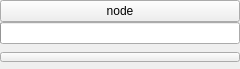
First picture: the form in resources/design/ui/Node.ui, repository jeaunrg/PyQTapp_template, before the edit.
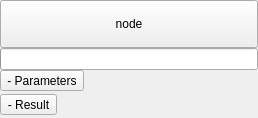
Second picture: the form after the edit.

Commit message: update hide show

Diff of the .ui file:
```diff
--- a/resources/design/ui/Node.ui
+++ b/resources/design/ui/Node.ui
@@ -6,8 +6,8 @@
    <rect>
     <x>0</x>
     <y>0</y>
-    <width>240</width>
-    <height>69</height>
+    <width>258</width>
+    <height>118</height>
    </rect>
   </property>
   <property name="windowTitle">
@@ -64,6 +64,31 @@
       </widget>
      </item>
      <item>
+      <widget class="QWidget" name="widget" native="true">
+       <layout class="QVBoxLayout" name="verticalLayout_2">
+        <property name="spacing">
+         <number>0</number>
+        </property>
+        <property name="leftMargin">
+         <number>0</number>
+        </property>
+        <property name="topMargin">
+         <number>0</number>
+        </property>
+        <property name="rightMargin">
+         <number>0</number>
+        </property>
+        <property name="bottomMargin">
+         <number>0</number>
+        </property>
+        <item>
+         <widget class="QToolButton" name="hideParameters">
+          <property name="text">
+           <string>- Parameters</string>
+          </property>
+         </widget>
+        </item>
+        <item>
       <widget class="QWidget" name="parameters" native="true">
        <property name="sizePolicy">
         <sizepolicy hsizetype="Minimum" vsizetype="Minimum">
@@ -80,15 +105,9 @@
       </widget>
      </item>
      <item>
-      <widget class="QPushButton" name="hideResult">
-       <property name="maximumSize">
-        <size>
-         <width>16777215</width>
-         <height>10</height>
-        </size>
-       </property>
+         <widget class="QToolButton" name="hideResult">
        <property name="text">
-        <string/>
+           <string>- Result</string>
        </property>
       </widget>
      </item>
@@ -100,6 +119,9 @@
          <verstretch>0</verstretch>
         </sizepolicy>
        </property>
+         </widget>
+        </item>
+       </layout>
       </widget>
      </item>
     </layout>
```
Lines whose indentation alone changed are shown as unchanged. The commit also changes 8 other files.
